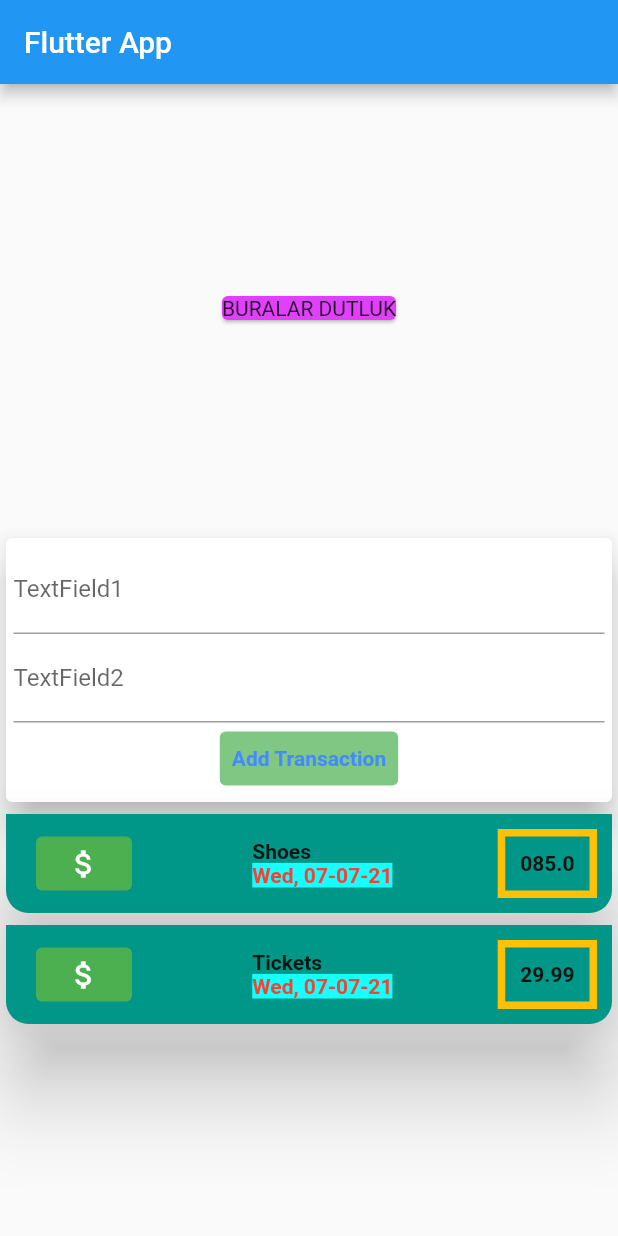
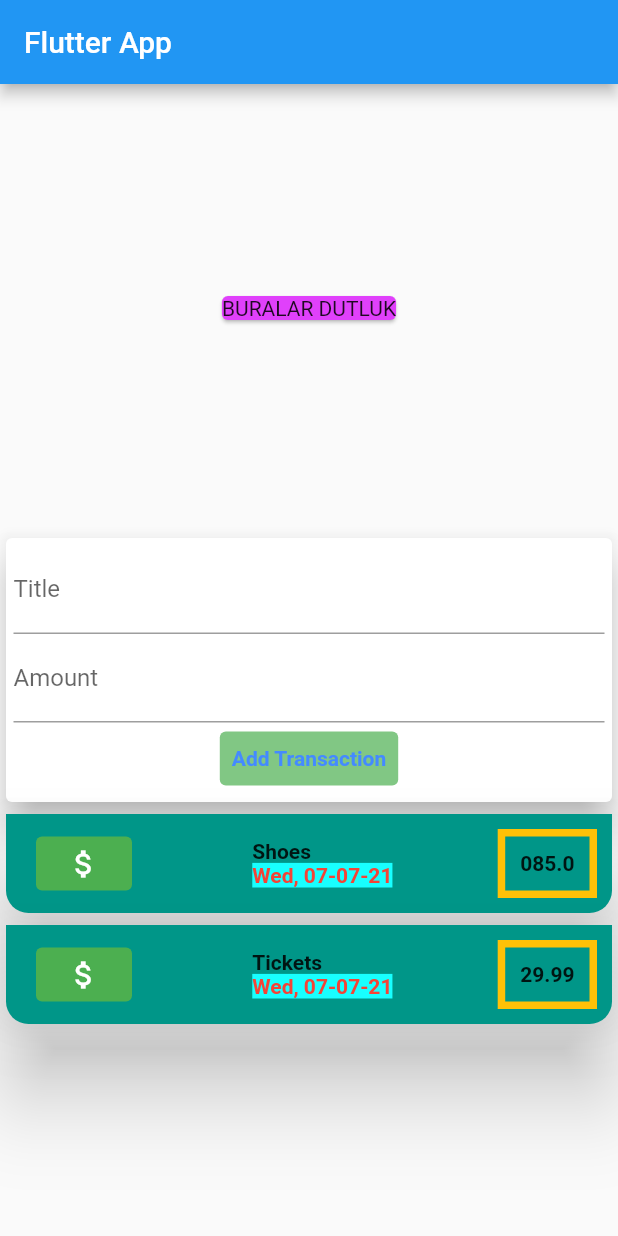
Before and after one commit to Ozkanozsm/harcama_uygulamasi, a Flutter app: the screen it shows after launch, on a phone screen of 412 x 824 dp. Run offline on Flutter 3.47's test engine with Material 2 defaults, Android fonts, the phone set to English and light mode, and no system bars.

Commit message:
Store title and amount for testing

```diff
--- a/lib/main.dart
+++ b/lib/main.dart
@@ -33,6 +33,9 @@ class MyHomePage extends StatelessWidget {
     ),
   ];
 
+  String? titleInput;
+  String? amountInput;
+
   @override
   Widget build(BuildContext context) {
     return Scaffold(
@@ -58,13 +61,18 @@ class MyHomePage extends StatelessWidget {
                     child: Column(
                       children: [
                         TextField(
-                          decoration: InputDecoration(labelText: "TextField1"),
+                          decoration: InputDecoration(labelText: "Title"),
+                          onChanged: (value) => titleInput = value,
                         ),
                         TextField(
-                          decoration: InputDecoration(labelText: "TextField2"),
+                          decoration: InputDecoration(labelText: "Amount"),
+                          onChanged: (value) => amountInput = value,
                         ),
                         TextButton(
-                          onPressed: () {},
+                          onPressed: () {
+                            print("title: $titleInput");
+                            print("amount: $amountInput");
+                          },
                           child: Text(
                             "Add Transaction",
                             style: TextStyle(fontWeight: FontWeight.bold),
```
